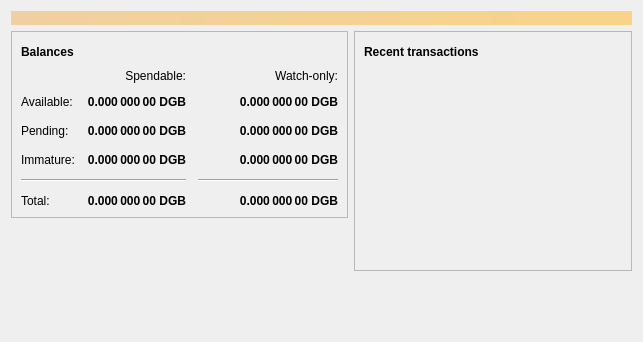
Before: the Qt Designer form src/qt/forms/overviewpage.ui in digibyte/digibyte, drawn with Qt 5.
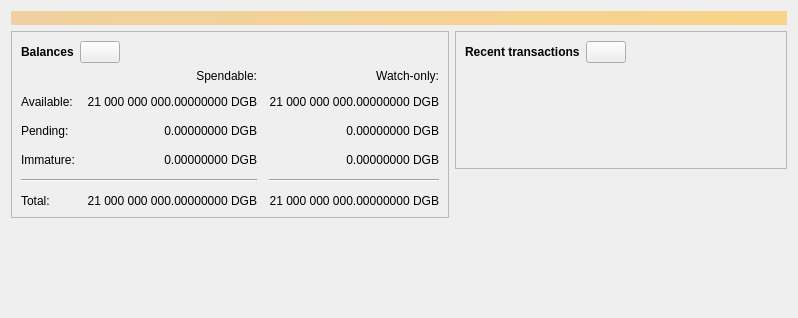
After: the same form once the commit is applied. Icons and pictures are not drawn. Custom widgets are drawn as their Qt base class.

Commit message: Merge 8.22: src/qt/forms/overviewpage.ui: Merged file with upstream

```diff
--- a/src/qt/forms/overviewpage.ui
+++ b/src/qt/forms/overviewpage.ui
@@ -6,8 +6,8 @@
    <rect>
     <x>0</x>
     <y>0</y>
-    <width>643</width>
-    <height>342</height>
+    <width>798</width>
+    <height>318</height>
    </rect>
   </property>
   <property name="windowTitle">
@@ -71,7 +71,7 @@
               </property>
               <property name="maximumSize">
                <size>
-                <width>30</width>
+                <width>45</width>
                 <height>16777215</height>
                </size>
               </property>
@@ -92,9 +92,6 @@
                 <height>24</height>
                </size>
               </property>
-              <property name="flat">
-               <bool>true</bool>
-              </property>
              </widget>
             </item>
             <item>
@@ -119,12 +116,6 @@
             </property>
             <item row="2" column="2">
              <widget class="QLabel" name="labelWatchPending">
-              <property name="font">
-               <font>
-                <weight>75</weight>
-                <bold>true</bold>
-               </font>
-              </property>
               <property name="cursor">
                <cursorShape>IBeamCursor</cursorShape>
               </property>
@@ -132,7 +123,7 @@
                <string>Unconfirmed transactions to watch-only addresses</string>
               </property>
               <property name="text">
-               <string notr="true">0.000 000 00 DGB</string>
+               <string notr="true">0.00000000 DGB</string>
               </property>
               <property name="alignment">
                <set>Qt::AlignRight|Qt::AlignTrailing|Qt::AlignVCenter</set>
@@ -144,12 +135,6 @@
             </item>
             <item row="2" column="1">
              <widget class="QLabel" name="labelUnconfirmed">
-              <property name="font">
-               <font>
-                <weight>75</weight>
-                <bold>true</bold>
-               </font>
-              </property>
               <property name="cursor">
                <cursorShape>IBeamCursor</cursorShape>
               </property>
@@ -157,7 +142,7 @@
                <string>Total of transactions that have yet to be confirmed, and do not yet count toward the spendable balance</string>
               </property>
               <property name="text">
-               <string notr="true">0.000 000 00 DGB</string>
+               <string notr="true">0.00000000 DGB</string>
               </property>
               <property name="alignment">
                <set>Qt::AlignRight|Qt::AlignTrailing|Qt::AlignVCenter</set>
@@ -169,12 +154,6 @@
             </item>
             <item row="3" column="2">
              <widget class="QLabel" name="labelWatchImmature">
-              <property name="font">
-               <font>
-                <weight>75</weight>
-                <bold>true</bold>
-               </font>
-              </property>
               <property name="cursor">
                <cursorShape>IBeamCursor</cursorShape>
               </property>
@@ -182,7 +161,7 @@
                <string>Mined balance in watch-only addresses that has not yet matured</string>
               </property>
               <property name="text">
-               <string notr="true">0.000 000 00 DGB</string>
+               <string notr="true">0.00000000 DGB</string>
               </property>
               <property name="alignment">
                <set>Qt::AlignRight|Qt::AlignTrailing|Qt::AlignVCenter</set>
@@ -227,12 +206,6 @@
             </item>
             <item row="3" column="1">
              <widget class="QLabel" name="labelImmature">
-              <property name="font">
-               <font>
-                <weight>75</weight>
-                <bold>true</bold>
-               </font>
-              </property>
               <property name="cursor">
                <cursorShape>IBeamCursor</cursorShape>
               </property>
@@ -240,7 +213,7 @@
                <string>Mined balance that has not yet matured</string>
               </property>
               <property name="text">
-               <string notr="true">0.000 000 00 DGB</string>
+               <string notr="true">0.00000000 DGB</string>
               </property>
               <property name="alignment">
                <set>Qt::AlignRight|Qt::AlignTrailing|Qt::AlignVCenter</set>
@@ -272,12 +245,6 @@
             </item>
             <item row="5" column="1">
              <widget class="QLabel" name="labelTotal">
-              <property name="font">
-               <font>
-                <weight>75</weight>
-                <bold>true</bold>
-               </font>
-              </property>
               <property name="cursor">
                <cursorShape>IBeamCursor</cursorShape>
               </property>
@@ -285,7 +252,7 @@
                <string>Your current total balance</string>
               </property>
               <property name="text">
-               <string notr="true">0.000 000 00 DGB</string>
+               <string notr="true">21 000 000 000.00000000 DGB</string>
               </property>
               <property name="alignment">
                <set>Qt::AlignRight|Qt::AlignTrailing|Qt::AlignVCenter</set>
@@ -297,12 +264,6 @@
             </item>
             <item row="5" column="2">
              <widget class="QLabel" name="labelWatchTotal">
-              <property name="font">
-               <font>
-                <weight>75</weight>
-                <bold>true</bold>
-               </font>
-              </property>
               <property name="cursor">
                <cursorShape>IBeamCursor</cursorShape>
               </property>
@@ -310,7 +271,7 @@
                <string>Current total balance in watch-only addresses</string>
               </property>
               <property name="text">
-               <string notr="true">0.000 000 00 DGB</string>
+               <string notr="true">21 000 000 000.00000000 DGB</string>
               </property>
               <property name="alignment">
                <set>Qt::AlignRight|Qt::AlignTrailing|Qt::AlignVCenter</set>
@@ -339,12 +300,6 @@
             </item>
             <item row="1" column="1">
              <widget class="QLabel" name="labelBalance">
-              <property name="font">
-               <font>
-                <weight>75</weight>
-                <bold>true</bold>
-               </font>
-              </property>
               <property name="cursor">
                <cursorShape>IBeamCursor</cursorShape>
               </property>
@@ -352,7 +307,7 @@
                <string>Your current spendable balance</string>
               </property>
               <property name="text">
-               <string notr="true">0.000 000 00 DGB</string>
+               <string notr="true">21 000 000 000.00000000 DGB</string>
               </property>
               <property name="alignment">
                <set>Qt::AlignRight|Qt::AlignTrailing|Qt::AlignVCenter</set>
@@ -364,12 +319,6 @@
             </item>
             <item row="1" column="2">
              <widget class="QLabel" name="labelWatchAvailable">
-              <property name="font">
-               <font>
-                <weight>75</weight>
-                <bold>true</bold>
-               </font>
-              </property>
               <property name="cursor">
                <cursorShape>IBeamCursor</cursorShape>
               </property>
@@ -377,7 +326,7 @@
                <string>Your current balance in watch-only addresses</string>
               </property>
               <property name="text">
-               <string notr="true">0.000 000 00 DGB</string>
+               <string notr="true">21 000 000 000.00000000 DGB</string>
               </property>
               <property name="alignment">
                <set>Qt::AlignRight|Qt::AlignTrailing|Qt::AlignVCenter</set>
@@ -476,7 +425,7 @@
               </property>
               <property name="maximumSize">
                <size>
-                <width>30</width>
+                <width>45</width>
                 <height>16777215</height>
                </size>
               </property>
@@ -497,9 +446,6 @@
                 <height>24</height>
                </size>
               </property>
-              <property name="flat">
-               <bool>true</bool>
-              </property>
              </widget>
             </item>
             <item>
@@ -531,6 +477,9 @@
             <property name="horizontalScrollBarPolicy">
              <enum>Qt::ScrollBarAlwaysOff</enum>
             </property>
+            <property name="sizeAdjustPolicy">
+             <enum>QAbstractScrollArea::AdjustToContents</enum>
+            </property>
             <property name="selectionMode">
              <enum>QAbstractItemView::NoSelection</enum>
             </property>
@@ -558,8 +507,13 @@
    </item>
   </layout>
  </widget>
- <resources>
-  <include location="../digibyte.qrc"/>
- </resources>
+ <customwidgets>
+  <customwidget>
+   <class>TransactionOverviewWidget</class>
+   <extends>QListView</extends>
+   <header>qt/transactionoverviewwidget.h</header>
+  </customwidget>
+ </customwidgets>
+ <resources/>
  <connections/>
 </ui>
```
Left out of the diff: 5 changed lines with no effect on the pictures.
